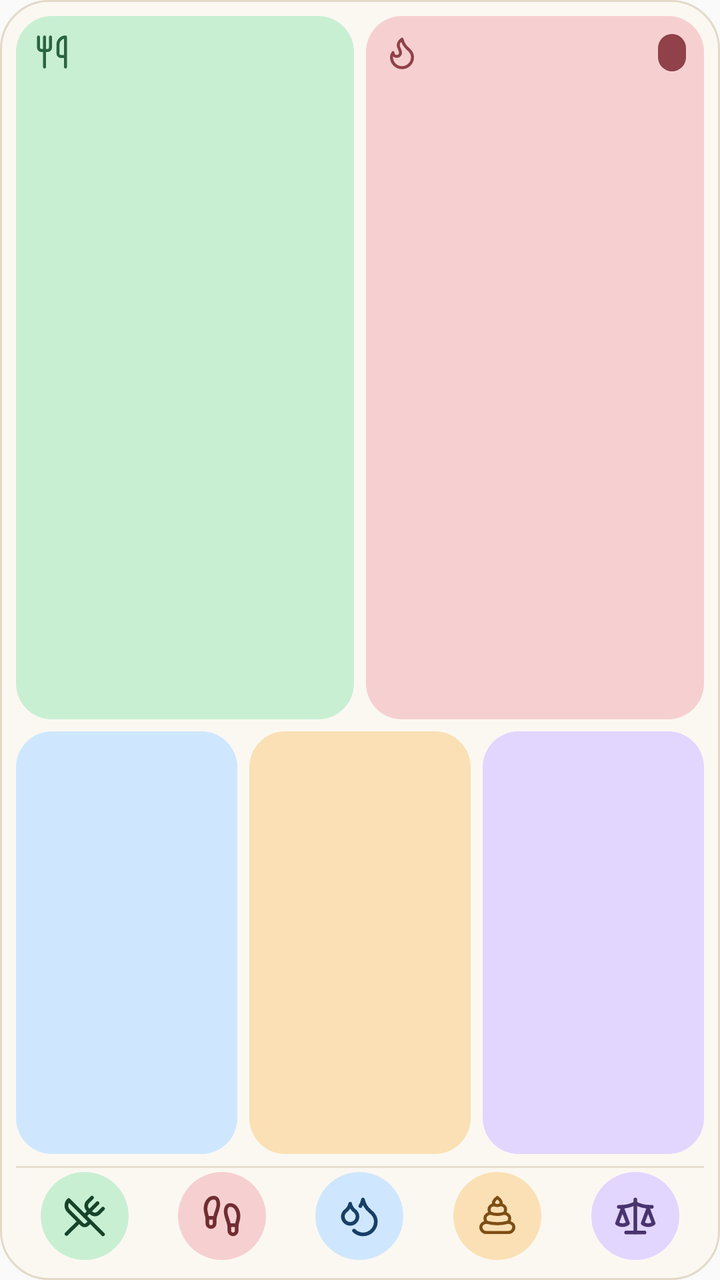
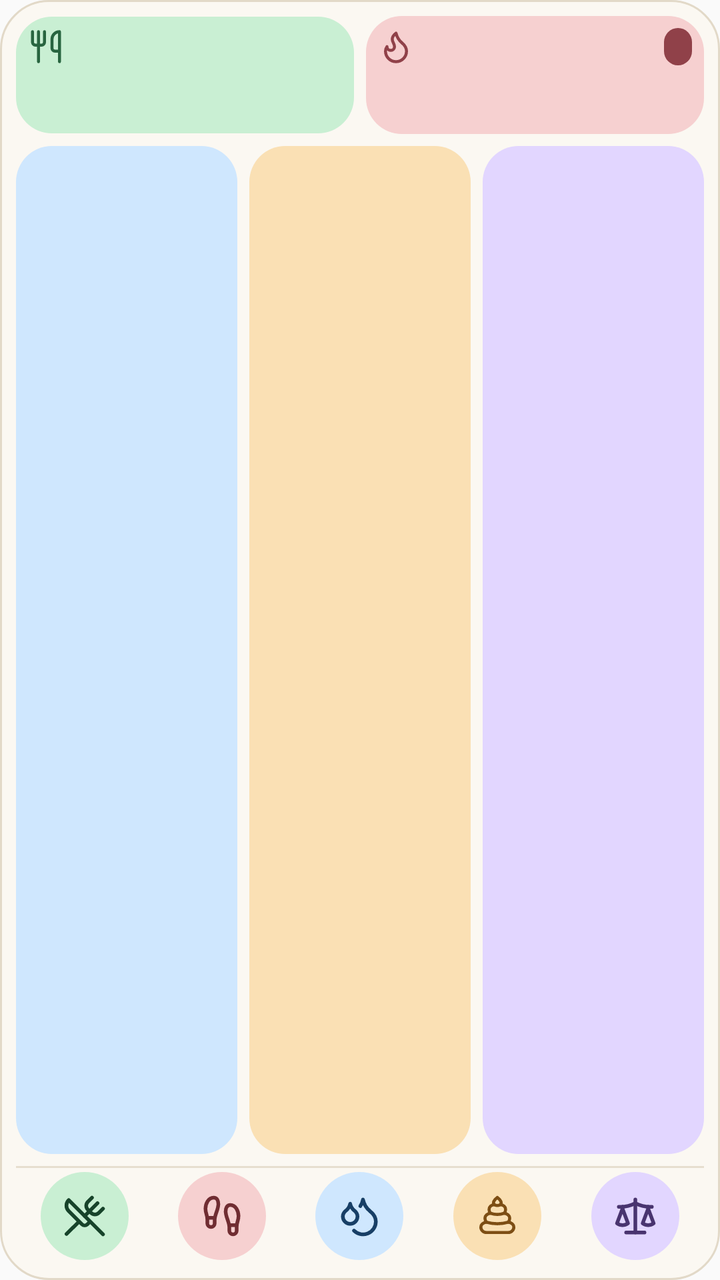

Before-and-after screenshots of an Android layout around one commit, followed by the original layout XML and the change that was made.
<!-- AndroidManifest.xml: application theme AppTheme -->
<!-- res/layout/widget_medium.xml -->
<?xml version="1.0" encoding="utf-8"?>
<LinearLayout xmlns:android="http://schemas.android.com/apk/res/android"
    android:layout_width="match_parent"
    android:layout_height="match_parent"
    android:background="@drawable/widget_surface"
    android:orientation="vertical"
    android:padding="8dp">

    
    <LinearLayout
        android:layout_width="match_parent"
        android:layout_height="0dp"
        android:layout_weight="1"
        android:orientation="horizontal">

        <LinearLayout
            android:id="@+id/widget_intake_card"
            style="@style/WidgetCard"
            android:layout_width="0dp"
            android:layout_marginEnd="6dp"
            android:layout_weight="1"
            android:background="@drawable/widget_card_intake">

            <LinearLayout style="@style/WidgetCardHeader">
                <ImageView
                    android:layout_width="18dp"
                    android:layout_height="18dp"
                    android:importantForAccessibility="no"
                    android:src="@drawable/widget_intake_icon" />
                <FrameLayout
                    android:layout_width="0dp"
                    android:layout_height="0dp"
                    android:layout_weight="1" />
                <TextView
                    android:id="@+id/widget_intake_net"
                    style="@style/WidgetPill"
                    android:background="@drawable/widget_pill_surplus"
                    android:textColor="#E6F8EB"
                    android:visibility="gone" />
            </LinearLayout>

            <TextView
                android:id="@+id/widget_intake_value"
                style="@style/WidgetValue"
                android:textColor="#17432A" />
        </LinearLayout>

        <LinearLayout
            android:id="@+id/widget_burned_card"
            style="@style/WidgetCard"
            android:layout_width="0dp"
            android:layout_weight="1"
            android:background="@drawable/widget_card_burned">

            <LinearLayout style="@style/WidgetCardHeader">
                <ImageView
                    android:layout_width="18dp"
                    android:layout_height="18dp"
                    android:importantForAccessibility="no"
                    android:src="@drawable/widget_burned_icon" />
                <FrameLayout
                    android:layout_width="0dp"
                    android:layout_height="0dp"
                    android:layout_weight="1" />
                <TextView
                    android:id="@+id/widget_burned_net"
                    style="@style/WidgetPill"
                    android:background="@drawable/widget_pill_deficit"
                    android:textColor="#FBE9E9" />
            </LinearLayout>

            <TextView
                android:id="@+id/widget_burned_value"
                style="@style/WidgetValue"
                android:textColor="#702D32" />
        </LinearLayout>
    </LinearLayout>

    <LinearLayout
        android:layout_width="match_parent"
        android:layout_height="0dp"
        android:layout_marginTop="6dp"
        android:layout_weight="0.6"
        android:orientation="horizontal">

        <LinearLayout
            android:id="@+id/widget_carbs_card"
            style="@style/WidgetMacro"
            android:layout_marginEnd="6dp"
            android:background="@drawable/widget_card_carbs">
            <TextView
                android:id="@+id/widget_carbs_value"
                style="@style/WidgetMacroValue"
                android:textColor="#0F3355" />
        </LinearLayout>

        <LinearLayout
            android:id="@+id/widget_protein_card"
            style="@style/WidgetMacro"
            android:layout_marginEnd="6dp"
            android:background="@drawable/widget_card_protein">
            <TextView
                android:id="@+id/widget_protein_value"
                style="@style/WidgetMacroValue"
                android:textColor="#2D1E0B" />
        </LinearLayout>

        <LinearLayout
            android:id="@+id/widget_fat_card"
            style="@style/WidgetMacro"
            android:background="@drawable/widget_card_fat">
            <TextView
                android:id="@+id/widget_fat_value"
                style="@style/WidgetMacroValue"
                android:textColor="#1F1636" />
        </LinearLayout>
    </LinearLayout>

    <LinearLayout
        android:layout_width="match_parent"
        android:layout_height="1dp"
        android:layout_marginTop="6dp"
        android:background="#E6DECF" />

    <include layout="@layout/widget_actions_five" />
</LinearLayout>
<!-- res/layout/widget_actions_five.xml (included above) -->
<?xml version="1.0" encoding="utf-8"?>
<LinearLayout xmlns:android="http://schemas.android.com/apk/res/android" android:layout_width="match_parent" android:layout_height="48dp" android:orientation="horizontal" android:gravity="center">
    <ImageButton android:id="@+id/widget_food" style="@style/WidgetAction"
        android:src="@drawable/widget_food_icon" android:contentDescription="@string/widget_food" />
    <ImageButton android:id="@+id/widget_movement" style="@style/WidgetAction"
        android:src="@drawable/widget_movement_icon" android:contentDescription="@string/widget_movement" />
    <ImageButton android:id="@+id/widget_water" style="@style/WidgetAction"
        android:src="@drawable/widget_water_icon" android:contentDescription="@string/widget_water" />
    <ImageButton android:id="@+id/widget_poop" style="@style/WidgetAction"
        android:src="@drawable/widget_poop_icon" android:contentDescription="@string/widget_poop" />
    <ImageButton android:id="@+id/widget_weight" style="@style/WidgetAction"
        android:src="@drawable/widget_weight_icon" android:contentDescription="@string/widget_weight" />
    <ImageButton android:id="@+id/widget_custom" style="@style/WidgetAction" android:visibility="gone"
        android:src="@drawable/widget_custom_icon" android:contentDescription="@string/widget_custom" />
</LinearLayout>
<!-- resources referenced by this layout -->
<resources>
  <!-- drawable widget_card_burned (drawable) -->
  <?xml version="1.0" encoding="utf-8"?>
  <shape xmlns:android="http://schemas.android.com/apk/res/android" android:shape="rectangle">
      <solid android:color="#F6D0D0" />
      <corners android:radius="18dp" />
  </shape>
  <!-- drawable widget_card_carbs (drawable) -->
  <?xml version="1.0" encoding="utf-8"?>
  <shape xmlns:android="http://schemas.android.com/apk/res/android" android:shape="rectangle">
      <solid android:color="#CFE7FE" />
      <corners android:radius="18dp" />
  </shape>
  <!-- drawable widget_card_fat (drawable) -->
  <?xml version="1.0" encoding="utf-8"?>
  <shape xmlns:android="http://schemas.android.com/apk/res/android" android:shape="rectangle">
      <solid android:color="#E2D6FF" />
      <corners android:radius="18dp" />
  </shape>
  <!-- drawable widget_card_intake (drawable) -->
  <?xml version="1.0" encoding="utf-8"?>
  <shape xmlns:android="http://schemas.android.com/apk/res/android" android:shape="rectangle">
      <solid android:color="#C9EFD3" />
      <corners android:radius="18dp" />
  </shape>
  <!-- drawable widget_card_protein (drawable) -->
  <?xml version="1.0" encoding="utf-8"?>
  <shape xmlns:android="http://schemas.android.com/apk/res/android" android:shape="rectangle">
      <solid android:color="#FAE0B4" />
      <corners android:radius="18dp" />
  </shape>
  <!-- drawable widget_pill_deficit (drawable) -->
  <?xml version="1.0" encoding="utf-8"?>
  <shape xmlns:android="http://schemas.android.com/apk/res/android" android:shape="rectangle">
      <solid android:color="#904149" />
      <corners android:radius="12dp" />
  </shape>
  <!-- drawable widget_pill_surplus (drawable) -->
  <?xml version="1.0" encoding="utf-8"?>
  <shape xmlns:android="http://schemas.android.com/apk/res/android" android:shape="rectangle">
      <solid android:color="#286540" />
      <corners android:radius="12dp" />
  </shape>
  <string name="widget_custom">Custom</string>
  <string name="widget_food">Food</string>
  <string name="widget_movement">Movement</string>
  <string name="widget_poop">Poop</string>
  <string name="widget_water">Water</string>
  <string name="widget_weight">Weight</string>
  <style name="WidgetCard">
          <item name="android:layout_height">match_parent</item>
          <item name="android:orientation">vertical</item>
          <item name="android:padding">9dp</item>
      </style>
  <style name="WidgetCardHeader">
          <item name="android:layout_width">match_parent</item>
          <item name="android:layout_height">wrap_content</item>
          <item name="android:gravity">center_vertical</item>
          <item name="android:orientation">horizontal</item>
      </style>
  <style name="AppTheme" parent="Theme.AppCompat.Light.DarkActionBar">
          
          <item name="colorPrimary">@color/colorPrimary</item>
          <item name="colorPrimaryDark">@color/colorPrimaryDark</item>
          <item name="colorAccent">@color/colorAccent</item>
      </style>
  <!-- drawable widget_ripple (drawable) -->
  <?xml version="1.0" encoding="utf-8"?>
  <ripple xmlns:android="http://schemas.android.com/apk/res/android" android:color="#25365B44"><item android:id="@android:id/mask"><shape android:shape="oval"><solid android:color="#FFFFFF" /></shape></item></ripple>
  <!-- unchanged entries left out for length: 14 -->
</resources>

<!-- the commit's change to res/layout/widget_medium.xml (unified diff, before → after) -->
@@ -9,13 +9,12 @@
     
     <LinearLayout
         android:layout_width="match_parent"
-        android:layout_height="0dp"
-        android:layout_weight="1"
+        android:layout_height="wrap_content"
         android:orientation="horizontal">
 
         <LinearLayout
             android:id="@+id/widget_intake_card"
-            style="@style/WidgetCard"
+            style="@style/WidgetCardCompact"
             android:layout_width="0dp"
             android:layout_marginEnd="6dp"
             android:layout_weight="1"
@@ -41,13 +40,13 @@
 
             <TextView
                 android:id="@+id/widget_intake_value"
-                style="@style/WidgetValue"
+                style="@style/WidgetValueCompact"
                 android:textColor="#17432A" />
         </LinearLayout>
 
         <LinearLayout
             android:id="@+id/widget_burned_card"
-            style="@style/WidgetCard"
+            style="@style/WidgetCardCompact"
             android:layout_width="0dp"
             android:layout_weight="1"
             android:background="@drawable/widget_card_burned">
@@ -71,7 +70,7 @@
 
             <TextView
                 android:id="@+id/widget_burned_value"
-                style="@style/WidgetValue"
+                style="@style/WidgetValueCompact"
                 android:textColor="#702D32" />
         </LinearLayout>
     </LinearLayout>
@@ -80,7 +79,7 @@
         android:layout_width="match_parent"
         android:layout_height="0dp"
         android:layout_marginTop="6dp"
-        android:layout_weight="0.6"
+        android:layout_weight="1"
         android:orientation="horizontal">
 
         <LinearLayout
<!-- resource entries referenced after the edit -->
@@ -48,6 +48,11 @@
   <string name="widget_poop">Poop</string>
   <string name="widget_water">Water</string>
   <string name="widget_weight">Weight</string>
+  <style name="WidgetCardCompact" parent="WidgetCard">
+          <item name="android:layout_height">wrap_content</item>
+          <item name="android:layout_gravity">center_vertical</item>
+          <item name="android:padding">6dp</item>
+      </style>
   <style name="WidgetCard">
           <item name="android:layout_height">match_parent</item>
           <item name="android:orientation">vertical</item>
@@ -58,6 +63,11 @@
           <item name="android:layout_height">wrap_content</item>
           <item name="android:gravity">center_vertical</item>
           <item name="android:orientation">horizontal</item>
+      </style>
+  <style name="WidgetValueCompact" parent="WidgetValue">
+          <item name="android:layout_height">wrap_content</item>
+          <item name="android:layout_weight">0</item>
+          <item name="android:textSize">21sp</item>
       </style>
   <style name="AppTheme" parent="Theme.AppCompat.Light.DarkActionBar">
           
